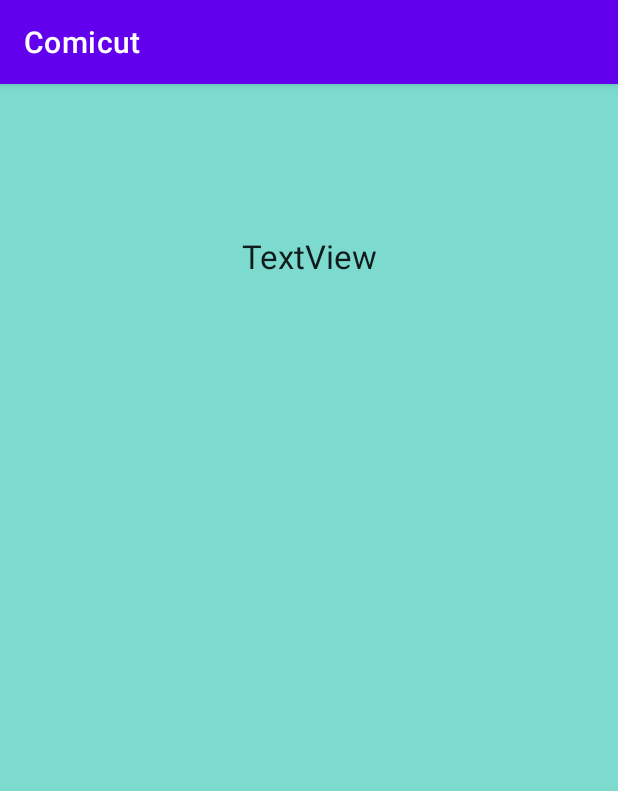
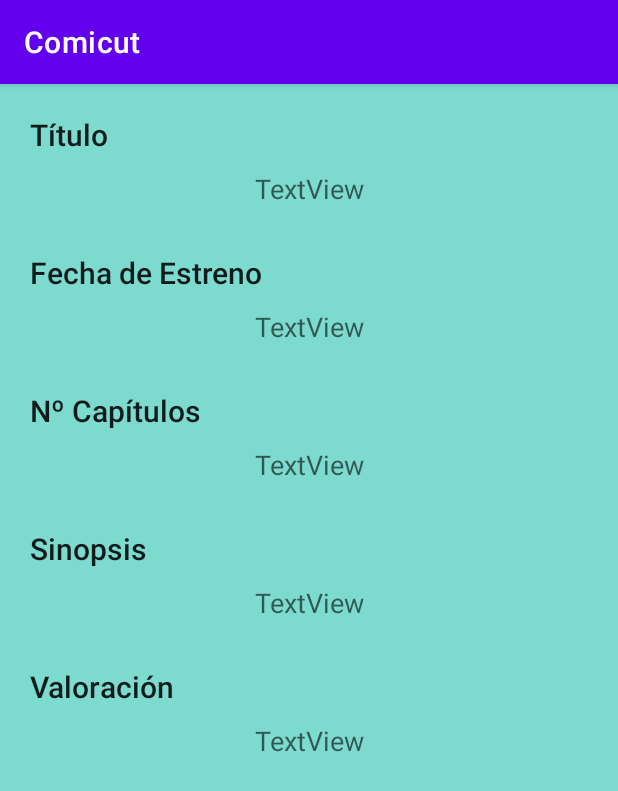
Before and after one commit to Nico2he/Ejercicio1, an Android app: the ComicDetailFragment screen opened through its navigation route, on a phone screen of 412 x 824 dp. Shown: the top 791 px of the screen. Run offline under Robolectric (Android 15) with nearby library versions, the phone set to English and light mode, and no system bars; our stand-ins replace Firebase (no records; nobody signed in at launch, a user with empty details on screens opened directly); 3 statements that could not run were skipped.

Commit message:
Terminada parte funcional de comics

```diff
--- a/app/src/main/java/com/example/ejercicio1/ui/comic/ComicFragment.kt
+++ b/app/src/main/java/com/example/ejercicio1/ui/comic/ComicFragment.kt
@@ -53,7 +53,7 @@ class ComicFragment : Fragment(R.layout.fragment_comic) {
 
         }
 
-        binding.fab.setOnClickListener {
+        binding.addButton.setOnClickListener {
             viewModel.navigateToCreate()
         }
 
--- a/app/src/main/java/com/example/ejercicio1/ui/comicDetail/ComicDetailFragment.kt
+++ b/app/src/main/java/com/example/ejercicio1/ui/comicDetail/ComicDetailFragment.kt
@@ -26,31 +26,23 @@ class ComicDetailFragment : Fragment(R.layout.fragment_comic_detail) {
         super.onViewCreated(view, savedInstanceState)
 
         val tituloComic = view.findViewById<TextView>(R.id.tituloComic)
+        val fechaEstrenoComic = view.findViewById<TextView>(R.id.fechaEstrenoComic)
+        val capitulosComic = view.findViewById<TextView>(R.id.capitulosComic)
+        val sinopsisComic = view.findViewById<TextView>(R.id.sinopsisComic)
+        val valoracionComic = view.findViewById<TextView>(R.id.valoracionComic)
         val portada = view.findViewById<ImageView>(R.id.portadaComic)
 
         viewModel.comic.observe(viewLifecycleOwner){ comic: Comic ->
             (requireActivity() as AppCompatActivity).supportActionBar?.title = comic.titulo
             tituloComic.text = comic.titulo
+            fechaEstrenoComic.text = comic.fechaEstreno
+            capitulosComic.text = comic.capitulos
+            sinopsisComic.text = comic.sinopsis
+            valoracionComic.text = comic.valoracion
             portada.setImageResource(R.drawable.ic_launcher_foreground)
-            //botonLlamar.setOnClickListener { call(comic.numero) }
 
         }
 
     }
 
-    /*
-    fun call(telefono: String) {
-
-        val intent = Intent(Intent.ACTION_DIAL, Uri.fromParts("tel", telefono, null))
-        startActivity(intent)
-
-    }
-
-    fun mail(correo: String) {
-
-        val intent = Intent(Intent.ACTION_SENDTO, Uri.fromParts("mailto", correo, null))
-        startActivity(intent)
-
-    }
-    */
 }
--- a/app/src/main/res/layout/fragment_comic_detail.xml
+++ b/app/src/main/res/layout/fragment_comic_detail.xml
@@ -2,11 +2,27 @@
 <LinearLayout xmlns:android="http://schemas.android.com/apk/res/android"
     xmlns:app="http://schemas.android.com/apk/res-auto"
     xmlns:tools="http://schemas.android.com/tools"
+    android:id="@+id/text"
     android:layout_width="match_parent"
     android:layout_height="match_parent"
     android:background="#FFFFFF"
     android:backgroundTint="#7DDACF"
     android:orientation="vertical">
+
+    <ImageView
+        android:id="@+id/portadaComic"
+        android:layout_width="match_parent"
+        android:layout_height="wrap_content"
+        android:layout_marginBottom="20dp"
+        tools:srcCompat="@tools:sample/avatars" />
+
+    <TextView
+        android:id="@+id/textTitulo"
+        android:layout_width="match_parent"
+        android:layout_height="wrap_content"
+        android:layout_marginLeft="20dp"
+        android:text="Título"
+        android:textAppearance="@style/TextAppearance.AppCompat.Title" />
 
     <TextView
         android:id="@+id/tituloComic"
@@ -14,14 +30,80 @@
         android:layout_height="wrap_content"
         android:layout_marginBottom="30dp"
         android:gravity="center"
-        android:paddingTop="100dp"
+        android:paddingTop="10dp"
         android:text="TextView"
-        android:textAppearance="@style/TextAppearance.AppCompat.Large" />
+        android:textAppearance="@style/TextAppearance.AppCompat.Medium" />
 
-    <ImageView
-        android:id="@+id/portadaComic"
+    <TextView
+        android:id="@+id/textFechaEstreno"
         android:layout_width="match_parent"
         android:layout_height="wrap_content"
-        android:layout_marginBottom="50dp"
-        tools:srcCompat="@tools:sample/avatars" />
+        android:layout_marginLeft="20dp"
+        android:text="Fecha de Estreno"
+        android:textAppearance="@style/TextAppearance.AppCompat.Title" />
+
+    <TextView
+        android:id="@+id/fechaEstrenoComic"
+        android:layout_width="match_parent"
+        android:layout_height="wrap_content"
+        android:layout_marginBottom="30dp"
+        android:gravity="center"
+        android:paddingTop="10dp"
+        android:text="TextView"
+        android:textAppearance="@style/TextAppearance.AppCompat.Medium" />
+
+    <TextView
+        android:id="@+id/textCapitulos"
+        android:layout_width="match_parent"
+        android:layout_height="wrap_content"
+        android:layout_marginLeft="20dp"
+        android:text="Nº Capítulos"
+        android:textAppearance="@style/TextAppearance.AppCompat.Title" />
+
+    <TextView
+        android:id="@+id/capitulosComic"
+        android:layout_width="match_parent"
+        android:layout_height="wrap_content"
+        android:layout_marginBottom="30dp"
+        android:gravity="center"
+        android:paddingTop="10dp"
+        android:text="TextView"
+        android:textAppearance="@style/TextAppearance.AppCompat.Medium" />
+
+    <TextView
+        android:id="@+id/textSinopsis"
+        android:layout_width="match_parent"
+        android:layout_height="wrap_content"
+        android:layout_marginLeft="20dp"
+        android:text="Sinopsis"
+        android:textAppearance="@style/TextAppearance.AppCompat.Title" />
+
+    <TextView
+        android:id="@+id/sinopsisComic"
+        android:layout_width="match_parent"
+        android:layout_height="wrap_content"
+        android:layout_marginBottom="30dp"
+        android:gravity="center"
+        android:paddingTop="10dp"
+        android:text="TextView"
+        android:textAppearance="@style/TextAppearance.AppCompat.Medium" />
+
+    <TextView
+        android:id="@+id/textValoracion"
+        android:layout_width="match_parent"
+        android:layout_height="wrap_content"
+        android:layout_marginLeft="20dp"
+        android:text="Valoración"
+        android:textAppearance="@style/TextAppearance.AppCompat.Title" />
+
+    <TextView
+        android:id="@+id/valoracionComic"
+        android:layout_width="match_parent"
+        android:layout_height="wrap_content"
+        android:layout_marginBottom="30dp"
+        android:gravity="center"
+        android:paddingTop="10dp"
+        android:text="TextView"
+        android:textAppearance="@style/TextAppearance.AppCompat.Medium" />
+
 </LinearLayout>
--- a/build.gradle
+++ b/build.gradle
@@ -16,7 +16,7 @@ buildscript {
 }
 
 plugins {
-    id 'com.android.application' version '7.3.0' apply false
-    id 'com.android.library' version '7.3.0' apply false
+    id 'com.android.application' version '7.4.2' apply false
+    id 'com.android.library' version '7.4.2' apply false
     id 'org.jetbrains.kotlin.android' version '1.7.10' apply false
 }
```
Also changed, not shown: app/src/main/java/com/example/ejercicio1/ui/create/CreateComicFragment.kt (+9 -1 lines), app/src/main/res/layout/fragment_comic.xml (+6 -4 lines), app/src/main/res/layout/fragment_create_comic.xml (+62 -2 lines), app/src/main/res/layout/view_comic_item.xml (+3 -5 lines), gradle/wrapper/gradle-wrapper.properties.
